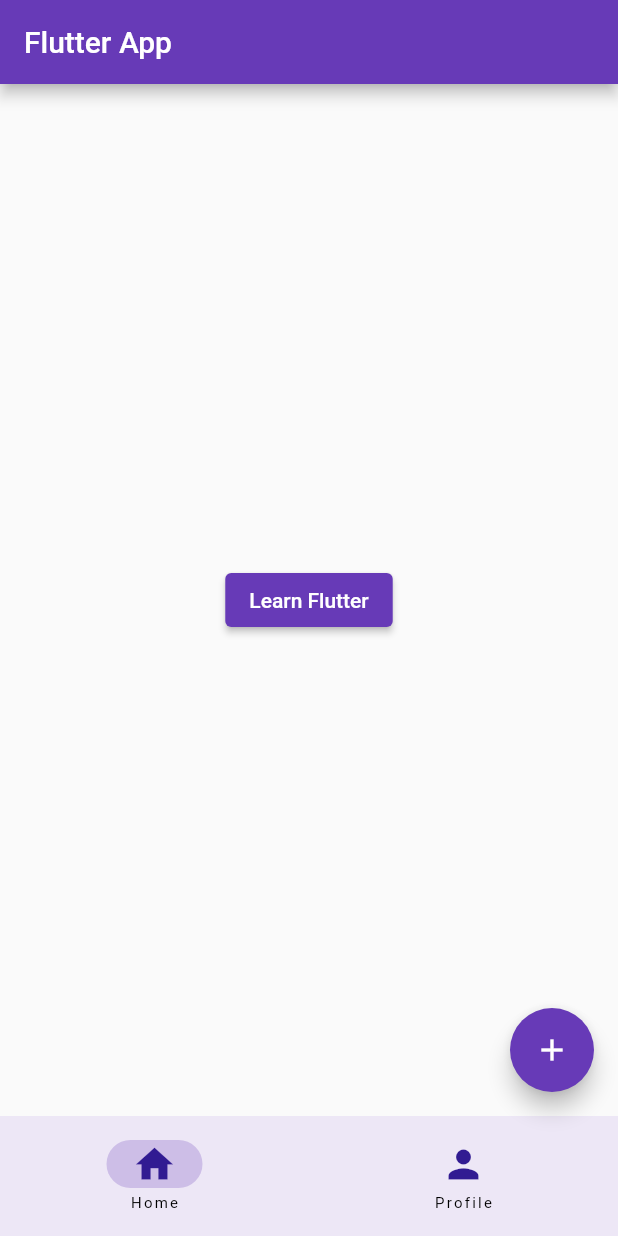
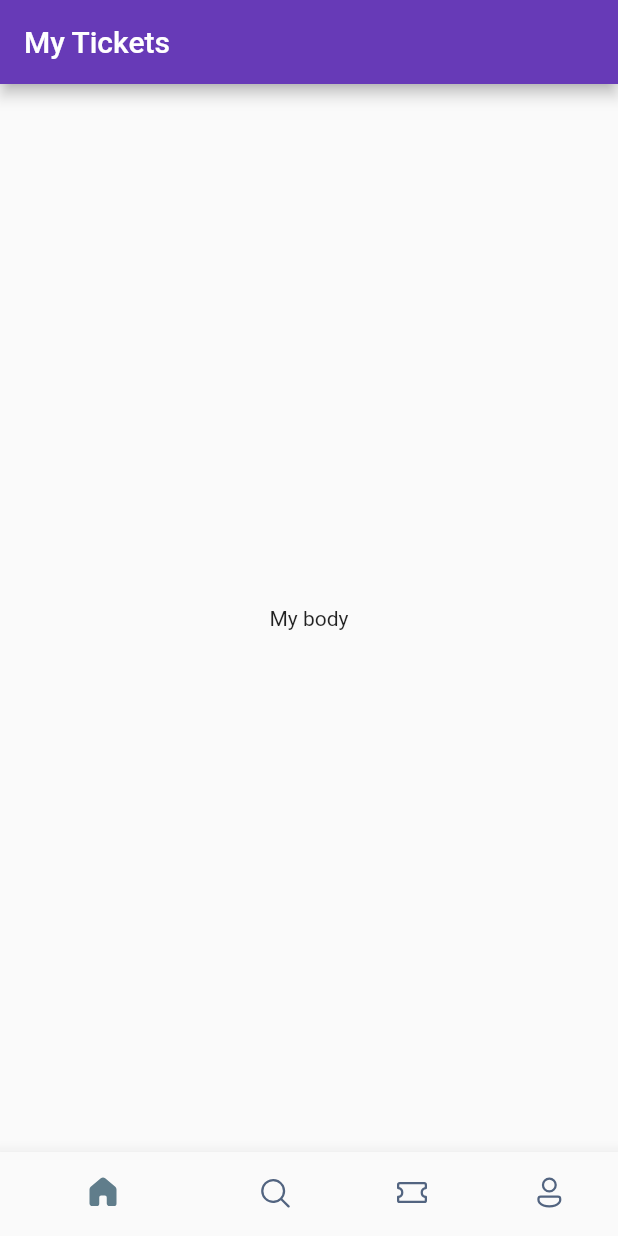
Before and after one commit to SJovis/Flutter-Learning, a Flutter app: the screen it shows after launch, on a phone screen of 412 x 824 dp. Run offline on Flutter 3.47's test engine with Material 2 defaults, Android fonts, the phone set to English and light mode, and no system bars; our stand-ins replace fluentui_icons.

Commit message:
changed navbar icons

```diff
--- a/lib/home_page.dart
+++ /dev/null
@@ -1,24 +0,0 @@
-import 'package:flutter/material.dart';
-import 'package:hello_world/learn_flutter_page.dart';
-
-class HomePage extends StatelessWidget {
-  const HomePage({super.key});
-
-  @override
-  Widget build(BuildContext context) {
-    return Center(
-      child: ElevatedButton(
-        onPressed: () {
-          Navigator.of(context).push(
-            MaterialPageRoute(
-              builder: (BuildContext context) {
-                return const LearnFlutterPage();
-              },
-            ),
-          );
-        },
-        child: const Text('Learn Flutter'),
-      ),
-    );
-  }
-}
--- a/lib/learn_flutter_page.dart
+++ /dev/null
@@ -1,26 +0,0 @@
-import 'package:flutter/material.dart';
-
-class LearnFlutterPage extends StatefulWidget {
-  const LearnFlutterPage({super.key});
-
-  @override
-  State<LearnFlutterPage> createState() => _LearnFlutterPageState();
-}
-
-class _LearnFlutterPageState extends State<LearnFlutterPage> {
-  @override
-  Widget build(BuildContext context) {
-    return Scaffold(
-      appBar: AppBar(
-        title: const Text('Learn Flutter'),
-        automaticallyImplyLeading: false,
-        leading: IconButton(
-          onPressed: () {
-            Navigator.of(context).pop();
-          },
-          icon: const Icon(Icons.arrow_back_ios),
-        ),
-      ),
-    );
-  }
-}
--- a/lib/main.dart
+++ b/lib/main.dart
@@ -1,5 +1,5 @@
 import 'package:flutter/material.dart';
-import 'package:hello_world/home_page.dart';
+import 'screens/bottom_bar.dart';
 
 void main() {
   runApp(const MyApp());
@@ -12,60 +12,9 @@ class MyApp extends StatelessWidget {
   Widget build(BuildContext context) {
     return MaterialApp(
       debugShowCheckedModeBanner: false,
-      home: const RootPage(),
+      title: 'Flutter Demo ',
       theme: ThemeData(primarySwatch: Colors.deepPurple),
+      home: const BottomBar(),
     );
   }
 }
-
-class RootPage extends StatefulWidget {
-  const RootPage({super.key});
-
-  @override
-  State<RootPage> createState() => _RootPageState();
-}
-
-class _RootPageState extends State<RootPage> {
-  int currentPage = 0;
-
-  @override
-  Widget build(BuildContext context) {
-    return Scaffold(
-      appBar: AppBar(
-        title: const Text('Flutter App'),
-      ),
-      body: const HomePage(),
-      floatingActionButton: FloatingActionButton(
-        onPressed: () {
-          debugPrint('Floating button pressed');
-        },
-        child: const Icon(Icons.add),
-      ),
-      bottomNavigationBar: NavigationBar(
-        backgroundColor: Colors.deepPurple.shade50,
-        destinations: [
-          NavigationDestination(
-              icon: Icon(
-                Icons.home,
-                color: Colors.deepPurple.shade900,
-                size: 30.0,
-              ),
-              label: 'Home'),
-          NavigationDestination(
-              icon: Icon(
-                Icons.person,
-                color: Colors.deepPurple.shade900,
-                size: 30.0,
-              ),
-              label: 'Profile')
-        ],
-        onDestinationSelected: (int index) {
-          setState(() {
-            currentPage = index;
-          });
-        },
-        selectedIndex: currentPage,
-      ),
-    );
-  }
-}
--- /dev/null
+++ b/lib/screens/bottom_bar.dart
@@ -0,0 +1,53 @@
+import 'package:fluentui_icons/fluentui_icons.dart';
+import 'package:flutter/material.dart';
+import 'package:flutter/cupertino.dart';
+
+class BottomBar extends StatefulWidget {
+  const BottomBar({super.key});
+
+  @override
+  State<BottomBar> createState() => _BottomBarState();
+}
+
+class _BottomBarState extends State<BottomBar> {
+  @override
+  Widget build(BuildContext context) {
+    return Scaffold(
+      appBar: AppBar(
+        title: const Text('My Tickets'),
+      ),
+      body: const Center(
+        child: Text('My body'),
+      ),
+      bottomNavigationBar: BottomNavigationBar(
+        elevation: 10,
+        showSelectedLabels: false,
+        showUnselectedLabels: false,
+        selectedItemColor: Colors.blueGrey,
+        unselectedItemColor: Color(0xFF526480),
+        items: const [
+          BottomNavigationBarItem(
+            icon: Icon(FluentSystemIcons.ic_fluent_home_regular),
+            activeIcon: Icon(FluentSystemIcons.ic_fluent_home_filled),
+            label: 'Home',
+          ),
+          BottomNavigationBarItem(
+            icon: Icon(FluentSystemIcons.ic_fluent_search_regular),
+            activeIcon: Icon(FluentSystemIcons.ic_fluent_search_filled),
+            label: 'Search',
+          ),
+          BottomNavigationBarItem(
+            icon: Icon(FluentSystemIcons.ic_fluent_ticket_regular),
+            activeIcon: Icon(FluentSystemIcons.ic_fluent_search_filled),
+            label: 'Ticket',
+          ),
+          BottomNavigationBarItem(
+            icon: Icon(FluentSystemIcons.ic_fluent_person_regular),
+            activeIcon: Icon(FluentSystemIcons.ic_fluent_person_filled),
+            label: 'Person',
+          ),
+        ],
+      ),
+    );
+  }
+}
```
Also changed, not shown: pubspec.yaml (+3 -4 lines), pubspec.lock.
